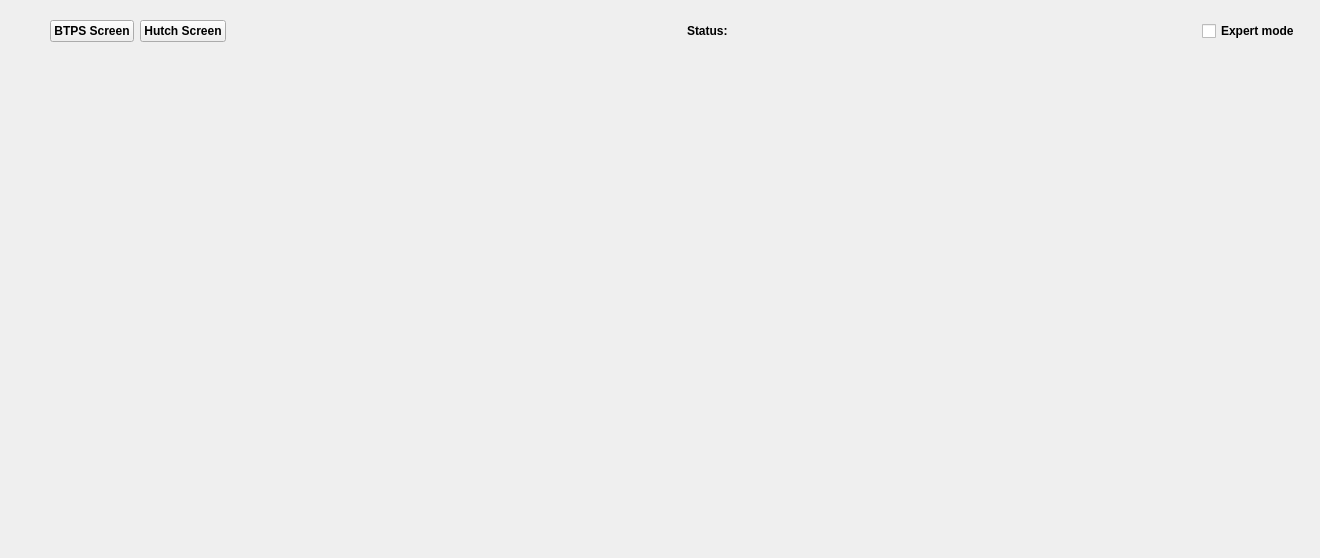
pcdshub/btms-ui, file btms_ui/ui/btms.ui: the form before one commit.
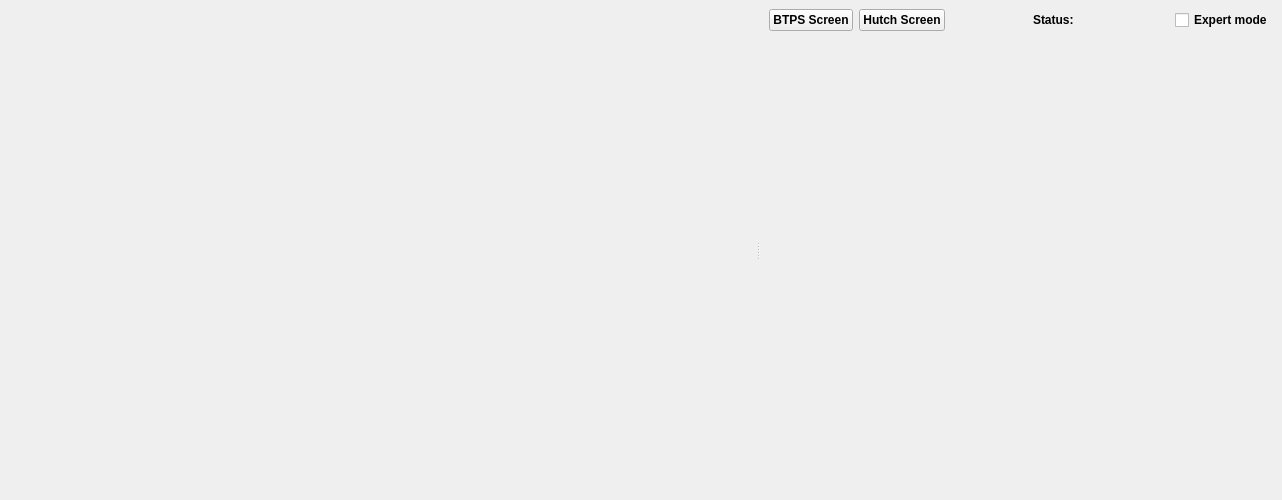
The form after the commit. Custom widgets are drawn as their Qt base class.

Commit message: REF: put diagram in a horizontal spacer

```diff
--- a/btms_ui/ui/btms.ui
+++ b/btms_ui/ui/btms.ui
@@ -6,8 +6,8 @@
    <rect>
     <x>0</x>
     <y>0</y>
-    <width>1320</width>
-    <height>558</height>
+    <width>1282</width>
+    <height>500</height>
    </rect>
   </property>
   <property name="sizePolicy">
@@ -19,35 +19,44 @@
   <property name="windowTitle">
    <string>Laser Beam Transport Motion System (BTMS) Control Overview</string>
   </property>
-  <layout class="QHBoxLayout" name="horizontalLayout_2">
-   <item alignment="Qt::AlignTop">
+  <layout class="QHBoxLayout" name="horizontalLayout">
+   <property name="leftMargin">
+    <number>0</number>
+   </property>
+   <property name="topMargin">
+    <number>0</number>
+   </property>
+   <property name="rightMargin">
+    <number>0</number>
+   </property>
+   <property name="bottomMargin">
+    <number>0</number>
+   </property>
+   <item>
+    <widget class="QSplitter" name="main_splitter">
+     <property name="orientation">
+      <enum>Qt::Horizontal</enum>
+     </property>
     <widget class="BtmsDiagramWidget" name="diagram_widget" native="true">
      <property name="sizePolicy">
-      <sizepolicy hsizetype="Preferred" vsizetype="Preferred">
+       <sizepolicy hsizetype="Expanding" vsizetype="Expanding">
        <horstretch>0</horstretch>
        <verstretch>0</verstretch>
       </sizepolicy>
      </property>
      <property name="minimumSize">
       <size>
-       <width>0</width>
-       <height>0</height>
-      </size>
-     </property>
-    </widget>
-   </item>
-   <item>
-    <widget class="QFrame" name="button_frame">
-     <property name="sizePolicy">
-      <sizepolicy hsizetype="Preferred" vsizetype="Maximum">
-       <horstretch>0</horstretch>
-       <verstretch>0</verstretch>
-      </sizepolicy>
-     </property>
-     <layout class="QHBoxLayout" name="horizontalLayout"/>
-    </widget>
-   </item>
-   <item>
+        <width>750</width>
+        <height>500</height>
+       </size>
+      </property>
+      <property name="maximumSize">
+       <size>
+        <width>16777211</width>
+        <height>16777215</height>
+       </size>
+      </property>
+     </widget>
     <widget class="QFrame" name="sourceoverview_frame">
      <property name="font">
       <font>
@@ -216,6 +225,7 @@
        </spacer>
       </item>
      </layout>
+     </widget>
     </widget>
    </item>
   </layout>
```
Lines whose indentation alone changed are shown as unchanged. The commit also changes 3 other files.
